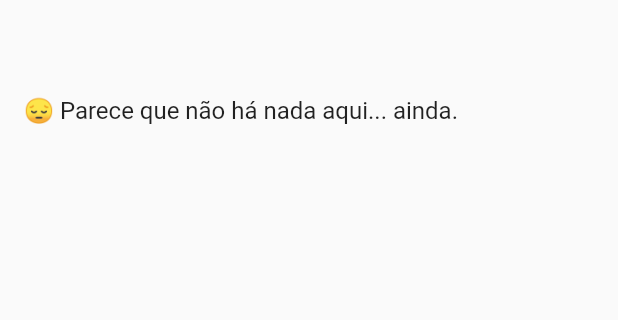
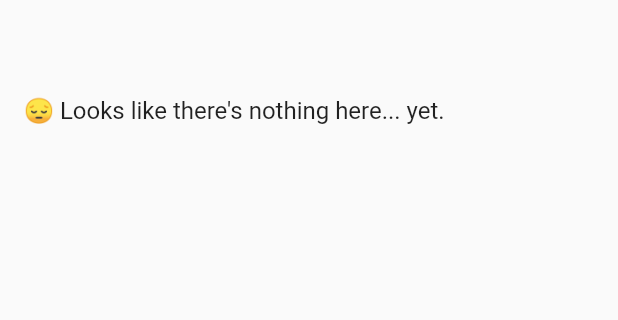
Before and after one commit to Lvght/m-lifelog, a Flutter app: the screen it shows after launch, on a phone screen of 412 x 824 dp, the part 84-404 px from its top. Run offline on Flutter 3.47's test engine with Material 2 defaults, Android fonts, the phone set to English and light mode, and no system bars; our stand-ins replace flutter_mobx, google_fonts, google_sign_in, image_picker, mobx, sqflite; missing offline and left inert: googleapis; accounts and stored records are empty; generated files the repository leaves out were written again.

Commit message:
Added missing messages

```diff
--- a/lib/l10n/app_en.arb
+++ b/lib/l10n/app_en.arb
@@ -3,6 +3,7 @@
     "@helloWorld": {
         "description": "The conventional newborn programmer greeting"
     },
+    "thisIsEmpty": "😔 Looks like there's nothing here... yet.",
     "labelHomePage": "Home",
     "labelOptionsPage": "Options",
     "googleLogout": "You logged out successfully",
@@ -14,6 +15,7 @@
     "loadingGDriveData": "Loading most recent backup from Google Drive. Please, wait...",
     "loadingGDriveDataFailed": "Loading data failed.",
     "overwriteGDriveConfirmation": "Would you like to overwrite your Google Drive data with what's on your device?",
+    "overwriteDeviceConfirmation": "Would you like to overwrite your device data with what's on your Google Drive?",
     "keep": "KEEP EDITING",
     "discard": "DISCARD",
     "discardEntryConfirmation": "Are you sure you want to discard your current entry? You will not be able to undo this.",
--- a/lib/l10n/app_pt.arb
+++ b/lib/l10n/app_pt.arb
@@ -1,5 +1,6 @@
 {
     "helloWorld": "Olá, mundo!",
+    "thisIsEmpty": "😔 Parece que não há nada aqui... ainda.",
     "labelHomePage": "Diário",
     "labelOptionsPage": "Opções",
     "googleLogout": "Você saiu da sua conta Google",
@@ -11,6 +12,7 @@
     "loadingGDriveData": "Carregando backup mais recente do Google Drive. Aguarde...",
     "loadingGDriveDataFailed": "Falha ao carregar dados.",
     "overwriteGDriveConfirmation": "Deseja sobrescrever os dados do Google Drive pelos que estão no aparelho?",
+    "overwriteDeviceConfirmation": "Deseja sobrescrever os dados do aparelho pelos que estão no Google Drive?",
     "keep": "MANTER",
     "discard": "DESCARTAR",
     "discardEntryConfirmation": "Você tem certeza de que deseja descartar sua entrada atual? Não será possível desfazer isso.",
--- a/lib/screens/main_screen.dart
+++ b/lib/screens/main_screen.dart
@@ -97,8 +97,7 @@ class _MainScreenState extends State<MainScreen> {
                   return SliverFillRemaining(
                     child: Container(
                       padding: const EdgeInsets.fromLTRB(16, 64, 16, 16),
-                      child: const Text(
-                          '😔 Parece que não há nada aqui... ainda.'),
+                      child: Text(AppLocalizations.of(context)!.thisIsEmpty),
                     ),
                   );
                 }
--- a/lib/screens/options_screen.dart
+++ b/lib/screens/options_screen.dart
@@ -104,9 +104,8 @@ class _OptionsScreenState extends State<OptionsScreen> {
               child: Column(
                 mainAxisSize: MainAxisSize.min,
                 children: [
-                  const Text(
-                      'Deseja sobrescrever os dados do aparelho pelos que estão'
-                      ' no Google Drive?'),
+                  Text(AppLocalizations.of(context)!
+                      .overwriteDeviceConfirmation),
                   const SizedBox(height: 16),
                   Row(
                     mainAxisAlignment: MainAxisAlignment.end,
--- a/lib/screens/wrapper.dart
+++ b/lib/screens/wrapper.dart
@@ -32,10 +32,10 @@ class _WrapperState extends State<Wrapper> {
           currentIndex: _index,
           items: [
             BottomNavigationBarItem(
-                icon: Icon(Icons.home_rounded),
+                icon: const Icon(Icons.home_rounded),
                 label: AppLocalizations.of(context)!.labelHomePage),
             BottomNavigationBarItem(
-                icon: Icon(Icons.menu_rounded),
+                icon: const Icon(Icons.menu_rounded),
                 label: AppLocalizations.of(context)!.labelOptionsPage),
           ],
         ));
```
